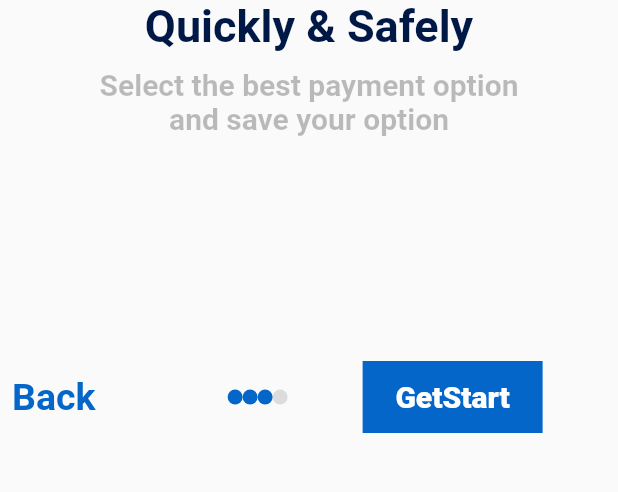
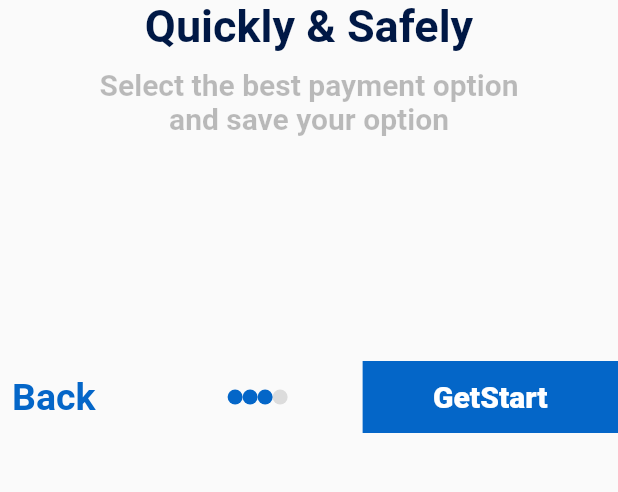
Before and after one commit to nadabadr27/smartparking, a Flutter app: the hello screen opened directly, on a phone screen of 412 x 824 dp, the part 518-1010 px from its top. Run offline on Flutter 3.47's test engine with Material 2 defaults, Android fonts, the phone set to English and light mode, and no system bars.

Commit message:
Update welcomlogo.dart

```diff
--- a/lib/modules/welcomepage/welcomelogo/welcomlogo.dart
+++ b/lib/modules/welcomepage/welcomelogo/welcomlogo.dart
@@ -13,7 +13,8 @@ class hello extends StatelessWidget {
         scrollDirection: Axis.vertical,
         child: Padding(
           padding: const EdgeInsets.only(top: 90),
-          child: Column(
+          child:
+             Column(
               mainAxisAlignment: MainAxisAlignment.center,
               children: [
                 assetimage(image: 'assets/images/Credit card-pana.png'),
@@ -39,8 +40,12 @@ class hello extends StatelessWidget {
                 SizedBox(
                   height: 70,
                 ),
+
                  Padding(
                     padding: const EdgeInsets.only(top: 80),
+                    child:
+                       Align(
+                        alignment: Alignment.bottomCenter,
                         child: Row(
                           children: [
                             textBottom(text: 'Back', function:(){
@@ -59,18 +64,22 @@ class hello extends StatelessWidget {
                             SizedBox(
                               width: 50,
                             ),
-                    matrialbuttom(text: 'GetStart', width: 120, color: blue, size: 20,colortext: Colors.white, wight: FontWeight.w900,function: (){
+                            Expanded(
+                              child: matrialbuttom(text: 'GetStart', width: 120, color: blue, size: 20,colortext: Colors.white, wight: FontWeight.w900,function: (){
                                 Navigator.push(context,MaterialPageRoute(builder: (context)=>hello(
-                      ),) ,);})
+                                ),) ,);}),
+                            )
 
 
                           ],
                         ),
-              )
+                      ),
+                 ),
               ],
             ),
           ),
-      ) ,
+      ),
+
     );
   }
 }
```
Lines whose indentation alone changed are shown as unchanged.
